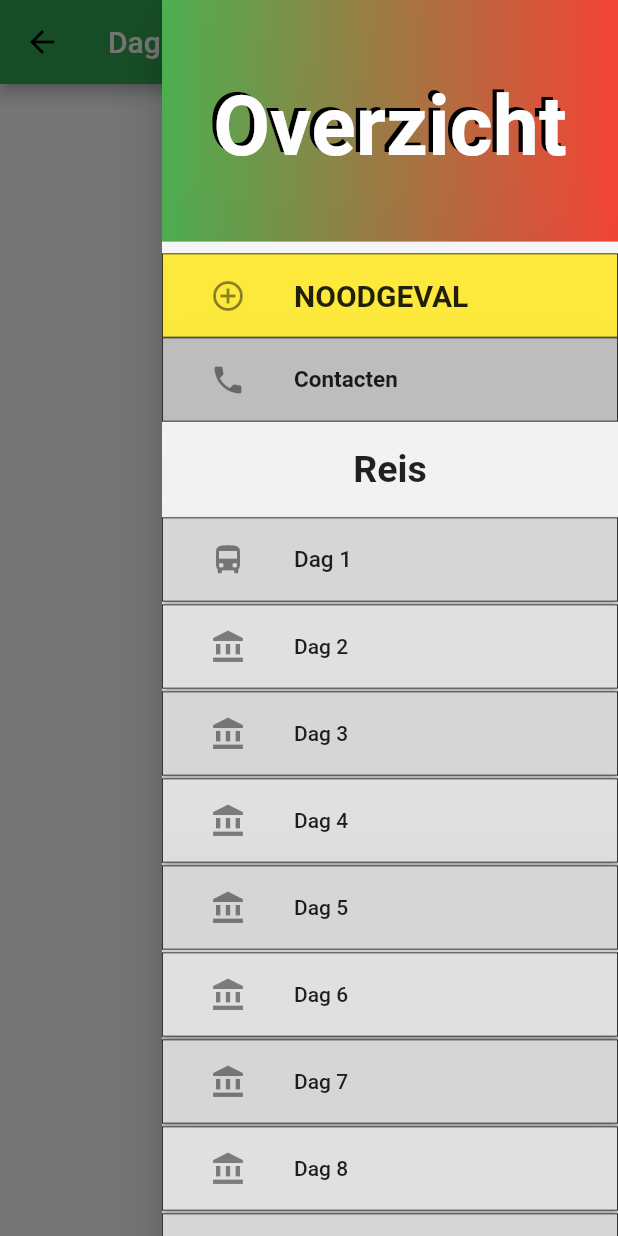
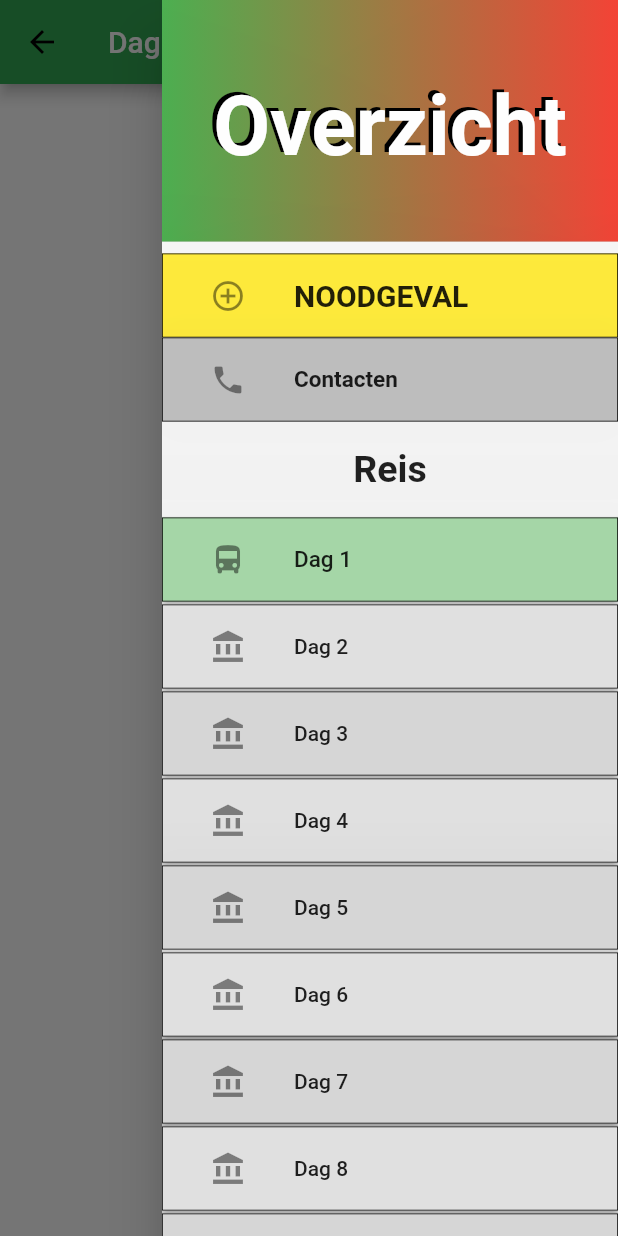
Before and after one commit to MRR3X/italiee2, a Flutter app: the Day1 screen opened directly, with the side drawer open, on a phone screen of 412 x 824 dp. Run offline on Flutter 3.47's test engine with Material 2 defaults, Android fonts, the phone set to English and light mode, and no system bars.

Commit message:
2.7.1 commit drawers adjust

```diff
--- a/lib/Drawers/Drawer1.dart
+++ b/lib/Drawers/Drawer1.dart
@@ -77,7 +77,6 @@ class Menu1 extends StatelessWidget {
             }),
         SizedBox(
           height: 4,
-          child: FlatButton(),
         ),
         FlatButton(
             child: ListTile(
@@ -89,10 +88,9 @@ class Menu1 extends StatelessWidget {
         )),
         SizedBox(
           height: 4,
-          child: FlatButton(),
         ),
         RaisedButton(
-            color: Colors.grey[350],
+          color: Colors.green[200],
           shape: new RoundedRectangleBorder(
               borderRadius: new BorderRadius.circular(0),
               side: BorderSide(color: Colors.black, width: 0.5)),
@@ -104,13 +102,10 @@ class Menu1 extends StatelessWidget {
                 'Dag 1',
                 style: TextStyle(fontSize: 15),
               )),
-            onPressed: () {
-              Navigator.push(
-                  context, MaterialPageRoute(builder: (context) => Day1()));
-            }),
+          onPressed: () {},
+        ),
         SizedBox(
           height: 2,
-          child: FlatButton(),
         ),
         RaisedButton(
             shape: new RoundedRectangleBorder(
@@ -128,7 +123,6 @@ class Menu1 extends StatelessWidget {
             }),
         SizedBox(
           height: 2,
-          child: FlatButton(),
         ),
         RaisedButton(
             color: Colors.grey[350],
@@ -147,7 +141,6 @@ class Menu1 extends StatelessWidget {
             }),
         SizedBox(
           height: 2,
-          child: FlatButton(),
         ),
         RaisedButton(
             shape: new RoundedRectangleBorder(
@@ -165,7 +158,6 @@ class Menu1 extends StatelessWidget {
             }),
         SizedBox(
           height: 2,
-          child: FlatButton(),
         ),
         RaisedButton(
             color: Colors.grey[350],
@@ -185,7 +177,6 @@ class Menu1 extends StatelessWidget {
             }),
         SizedBox(
           height: 2,
-          child: FlatButton(),
         ),
         RaisedButton(
             shape: new RoundedRectangleBorder(
@@ -203,7 +194,6 @@ class Menu1 extends StatelessWidget {
             }),
         SizedBox(
           height: 2,
-          child: FlatButton(),
         ),
         RaisedButton(
             color: Colors.grey[350],
@@ -222,7 +212,6 @@ class Menu1 extends StatelessWidget {
             }),
         SizedBox(
           height: 2,
-          child: FlatButton(),
         ),
         RaisedButton(
             shape: new RoundedRectangleBorder(
@@ -240,7 +229,6 @@ class Menu1 extends StatelessWidget {
             }),
         SizedBox(
           height: 2,
-          child: FlatButton(),
         ),
         RaisedButton(
             color: Colors.grey[350],
@@ -259,7 +247,6 @@ class Menu1 extends StatelessWidget {
             }),
         SizedBox(
           height: 50,
-          child: FlatButton(),
         ),
         SizedBox(
           child: FlatButton(
```
Also changed, not shown: lib/Drawers/Drawer2.dart (+3 -4 lines), lib/Drawers/Drawer3.dart (+3 -5 lines), lib/Drawers/Drawer4.dart (+3 -4 lines), lib/Drawers/Drawer5.dart (+3 -9 lines), lib/Drawers/Drawer6.dart (+3 -4 lines), lib/Drawers/Drawer7.dart (+3 -5 lines), lib/Drawers/Drawer8.dart (+3 -4 lines), lib/Drawers/Drawer9.dart (+4 -13 lines). Lines whose indentation alone changed are shown as unchanged.
